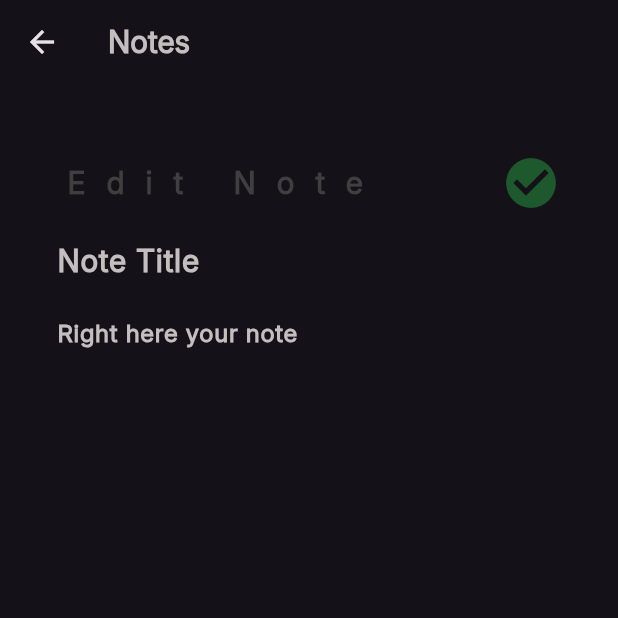
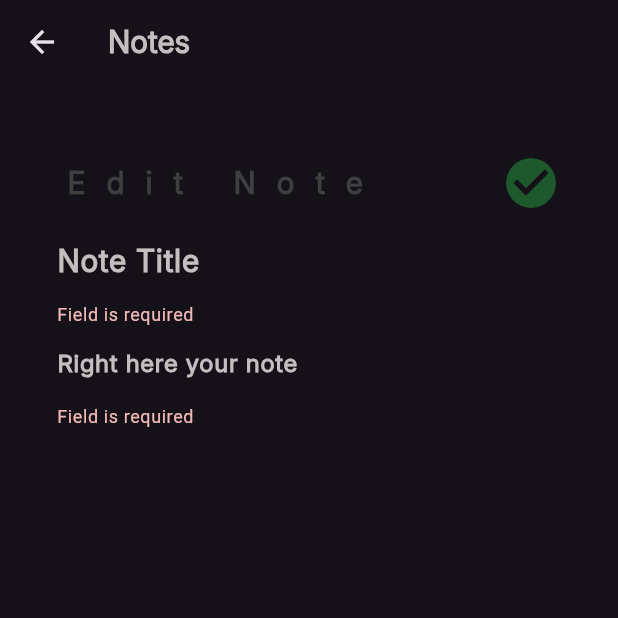
Before and after one commit to NadaAmrr/note_app, a Flutter app: the EditScreen screen opened directly, after a tap on the "check circle" icon, on a phone screen of 412 x 824 dp, the top half of it. Run offline on Flutter 3.47's test engine with Material 3 defaults, Android fonts, the phone set to English and light mode, and no system bars; our stand-ins replace bloc, hive, hive_flutter; accounts and stored records are empty; generated files the repository leaves out were written again.

Commit message:
add note cubit

```diff
--- a/lib/features/home/home_screen.dart
+++ b/lib/features/home/home_screen.dart
@@ -24,7 +24,7 @@ class HomeScreen extends StatelessWidget {
             ),
             context: context, builder: (context) {
           return NoteSheetWidget(buttonNote: AppString.addNoteBtn, onTap: () {
-            Navigator.pop(context);
+            // logic of button to check form key current state
           },);
         });
       },backgroundColor: AppColors.greyDark, child: const Icon(Icons.add),),
--- a/lib/features/home/widgets/note_sheet_widget.dart
+++ b/lib/features/home/widgets/note_sheet_widget.dart
@@ -2,47 +2,102 @@ import 'package:flutter/material.dart';
 import 'package:notes/core/utils/app_colors.dart';
 import 'package:notes/core/utils/app_strings.dart';
 import 'package:notes/core/utils/app_styles.dart';
-import 'package:notes/core/widgets/custom_button.dart';
 
-class NoteSheetWidget extends StatelessWidget {
+class NoteSheetWidget extends StatefulWidget {
   final String buttonNote;
   final VoidCallback onTap;
-  const NoteSheetWidget({super.key, required this.buttonNote, required this.onTap});
+  const NoteSheetWidget(
+      {super.key, required this.buttonNote, required this.onTap});
+
+  @override
+  State<NoteSheetWidget> createState() => _NoteSheetWidgetState();
+}
+
+class _NoteSheetWidgetState extends State<NoteSheetWidget> {
+  final GlobalKey<FormState> _formKey = GlobalKey();
+  AutovalidateMode autovalidateMode = AutovalidateMode.disabled;
+  String? title, subTitle;
 
   @override
   Widget build(BuildContext context) {
     return Padding(
       padding: EdgeInsets.all(8.0),
+      child: Form(
+        key: _formKey,
+        autovalidateMode: autovalidateMode,
         child: Column(
           children: [
             ListTile(
                 contentPadding: EdgeInsets.zero,
-              title: Text(buttonNote,style: AppStyle.styleBold20.copyWith(color: AppColors.grey, letterSpacing: 14), ), trailing: GestureDetector(
-              onTap: onTap,
-              child: Icon(Icons.check_circle, size: 40, color: AppColors.green,))),
-          TextField(
-            decoration: InputDecoration(
+                title: Text(
+                  widget.buttonNote,
+                  style: AppStyle.styleBold20
+                      .copyWith(color: AppColors.grey, letterSpacing: 14),
+                ),
+                trailing: GestureDetector(
+                    onTap: _onCheckForm,
+                    child: const Icon(
+                      Icons.check_circle,
+                      size: 40,
+                      color: AppColors.green,
+                    ))),
+            TextFormField(
+              onSaved: onSavedTitle,
+              validator: validator,
+              decoration: const InputDecoration(
                   border: InputBorder.none,
                   hintText: AppString.hintTitle,
                   hintStyle: AppStyle.styleBold20),
               style: AppStyle.styleBold20,
             ),
-          TextField(
+            TextFormField(
+              onSaved: onSavedSubtitle,
+              validator: validator,
               keyboardType: TextInputType.multiline,
               maxLines: null,
-            decoration: InputDecoration(
+              decoration: const InputDecoration(
                   border: InputBorder.none,
                   hintText: AppString.hintDescription,
                   hintStyle: AppStyle.styleBold16),
               style: AppStyle.styleBold16,
             ),
-          Spacer(),
+            // Spacer(),
             // SizedBox(
             //     width: double.infinity,
             //     child: CustomButton(text: buttonNote, onPressed: () {  },)),
             const SizedBox(height: 10)
           ],
         ),
+      ),
     );
   }
+  void _onCheckForm() {
+    if (_formKey.currentState!.validate()) {
+      _formKey.currentState!.save(); // Save the form state
+      // Now you can use the title and subTitle values
+      print("Title: $title");
+      print("Subtitle: $subTitle");
+      // You can call the onTap callback here or perform any other action
+      widget.onTap();
+    } else {
+      // If the form is not valid, you can set the autovalidate mode
+      setState(() {
+        autovalidateMode = AutovalidateMode.always; // Show validation errors
+      });
     }
+  }
+  void onSavedTitle(String? newValue) {
+    print("Title: $title");
+    newValue = title;
+  }
+
+  String? validator(String? value) {
+    if (value?.isEmpty ?? true) {
+      return "Field is required";
+    }
+  }
+
+  void onSavedSubtitle(String? newValue) {
+    newValue = subTitle;
+  }
+}
--- a/lib/main.dart
+++ b/lib/main.dart
@@ -2,11 +2,12 @@ import 'package:flutter/material.dart';
 import 'package:hive_flutter/hive_flutter.dart';
 import 'package:notes/app/my_app.dart';
 import 'package:notes/core/utils/app_strings.dart';
+import 'package:notes/models/note_model.dart';
 
-
-void main() async{
+void main() async {
   await Hive.initFlutter();
 
   await Hive.openBox(AppString.noteBox);
+  Hive.registerAdapter(NoteModelAdapter());
   runApp(const NotesApp());
 }
--- a/pubspec.yaml
+++ b/pubspec.yaml
@@ -15,6 +15,7 @@ dependencies:
   cupertino_icons: ^1.0.6
   hive_flutter: ^1.1.0
   hive: ^2.2.3
+  flutter_bloc: ^8.1.6
 
 
 dev_dependencies:
```
Also changed, not shown: lib/features/home/cubit/add_note_cubit.dart (added, +22 -0 lines), lib/features/home/cubit/add_note_state.dart (added, +15 -0 lines), pubspec.lock. Lines whose indentation alone changed are shown as unchanged.
